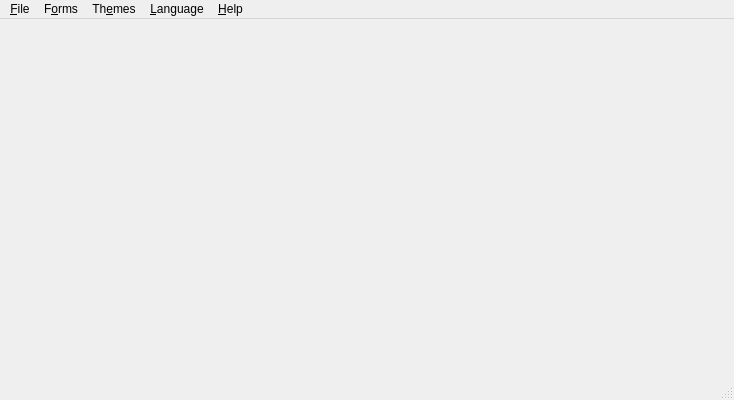
Old version of the form qt/themes/windows/MainWindow.ui in the repository Wolframe/qtClient.
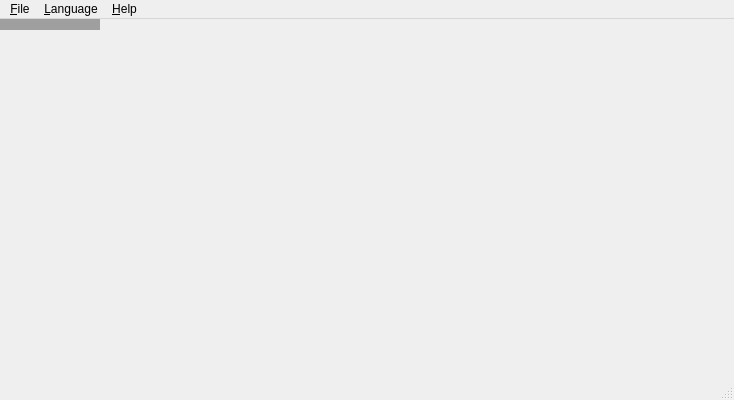
New version of the form. Icons and pictures are not drawn.

Commit message: preliminary MDI (tabbed) support in qtclient

Patch:
```diff
--- a/qt/themes/windows/MainWindow.ui
+++ b/qt/themes/windows/MainWindow.ui
@@ -13,13 +13,29 @@
   <property name="windowTitle">
    <string>Wolframe Qt Client</string>
   </property>
+  <property name="documentMode">
+   <bool>true</bool>
+  </property>
   <property name="themeAuthor" stdset="0">
    <string>Andreas Baumann</string>
   </property>
   <property name="themeBaseStyle" stdset="0">
    <string>plastique</string>
   </property>
-  <widget class="QWidget" name="formWidget"/>
+  <widget class="QMdiArea" name="centralWidget">
+   <property name="viewMode">
+    <enum>QMdiArea::TabbedView</enum>
+   </property>
+   <property name="documentMode">
+    <bool>true</bool>
+   </property>
+   <property name="tabsClosable">
+    <bool>true</bool>
+   </property>
+   <property name="tabsMovable">
+    <bool>true</bool>
+   </property>
+  </widget>
   <widget class="QMenuBar" name="menuBar">
    <property name="geometry">
     <rect>
@@ -41,11 +57,6 @@
     <addaction name="actionRestart"/>
     <addaction name="actionExit"/>
    </widget>
-   <widget class="QMenu" name="menuForms">
-    <property name="title">
-     <string>F&amp;orms</string>
-    </property>
-   </widget>
    <widget class="QMenu" name="menuHelp">
     <property name="title">
      <string>&amp;Help</string>
@@ -56,19 +67,12 @@
     <addaction name="separator"/>
     <addaction name="actionDebugTerminal"/>
    </widget>
-   <widget class="QMenu" name="menuThemes">
-    <property name="title">
-     <string>Th&amp;emes</string>
-    </property>
-   </widget>
    <widget class="QMenu" name="menuLanguages">
     <property name="title">
      <string>&amp;Language</string>
     </property>
    </widget>
    <addaction name="menuFile"/>
-   <addaction name="menuForms"/>
-   <addaction name="menuThemes"/>
    <addaction name="menuLanguages"/>
    <addaction name="menuHelp"/>
   </widget>
```
Left out of the diff: 12 changed lines with no effect on the pictures. The commit also changes 8 other files.
